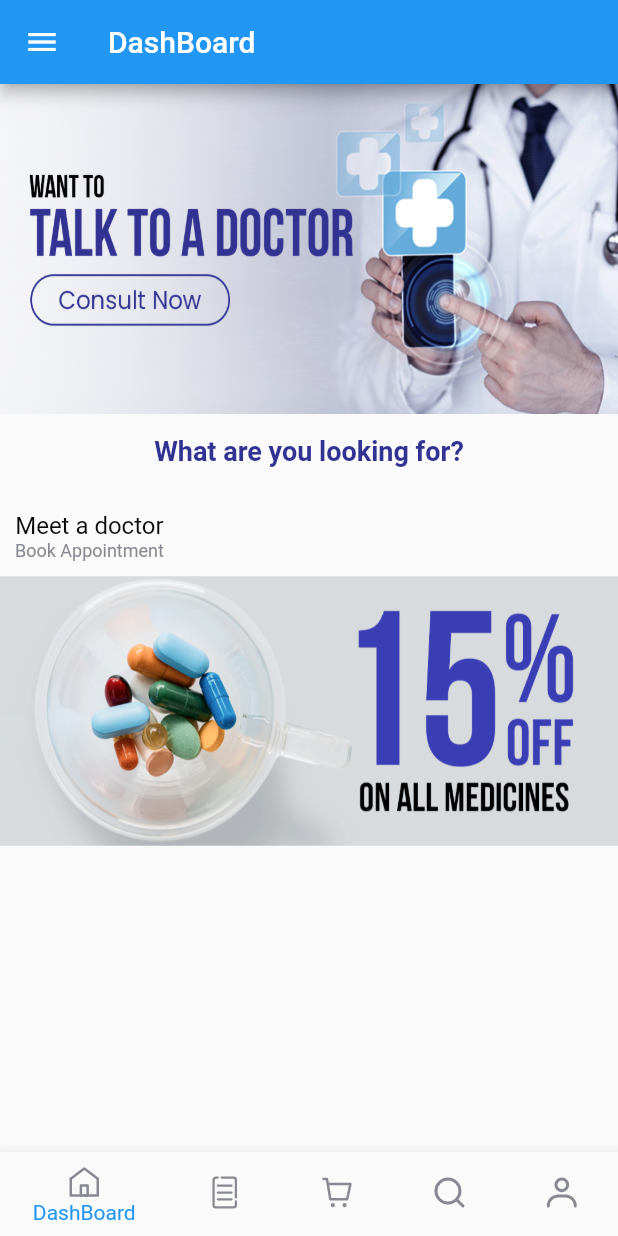
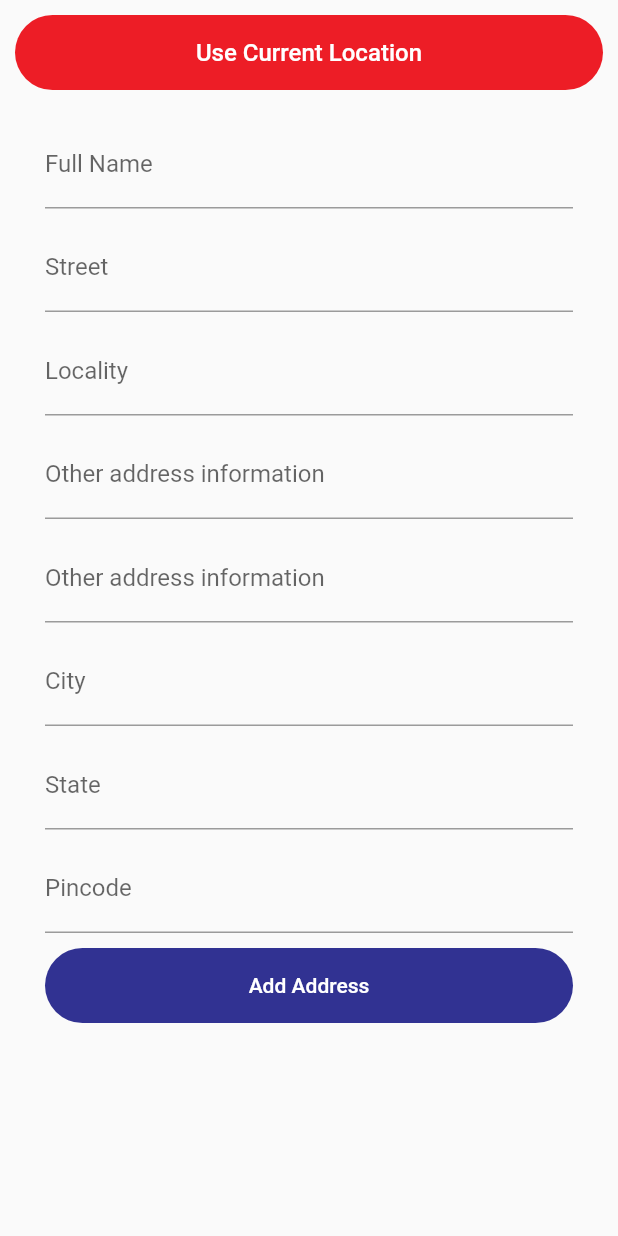
Before and after one commit to GauravPandey123/CityClinicUser, a Flutter app: the screen it shows after launch, on a phone screen of 412 x 824 dp. Run offline on Flutter 3.47's test engine with Material 2 defaults, Android fonts, the phone set to English and light mode, and no system bars; our stand-ins replace flutter_svg, geolocator; missing offline and left inert: dart:ffi.

Commit message:
add address screen done

```diff
--- a/lib/main.dart
+++ b/lib/main.dart
@@ -1,3 +1,4 @@
+import 'package:city_clinic_user/ui/screens/AddAdress.dart';
 import 'package:city_clinic_user/ui/screens/BottomTabsScreen.dart';
 import 'package:city_clinic_user/ui/screens/Dashboard.dart';
 import 'package:city_clinic_user/ui/screens/Login-Screen.dart';
@@ -5,8 +6,10 @@ import 'package:city_clinic_user/ui/screens/MainScreen.dart';
 import 'package:city_clinic_user/ui/screens/ProfileDetails.dart';
 import 'package:city_clinic_user/ui/screens/Signup.dart';
 import 'package:city_clinic_user/ui/screens/Splash.dart';
+import 'package:city_clinic_user/ui/screens/User_Profiles.dart';
 import 'package:city_clinic_user/widget/findandbook_item.dart';
 import 'package:city_clinic_user/widget/health_articles_item.dart';
+import 'package:city_clinic_user/widget/mycart_item.dart';
 import 'package:flutter/material.dart';
 
 void main() {
@@ -20,7 +23,7 @@ class MyApp extends StatelessWidget {
     return MaterialApp(
       debugShowCheckedModeBanner: false,
       title: 'Flutter Demo',
-      home: BottomTabsScreen()
+      home: AddAddress()
     );
   }
 }
--- /dev/null
+++ b/lib/ui/screens/AddAdress.dart
@@ -0,0 +1,196 @@
+import 'package:city_clinic_user/utils/appcolors.dart';
+import 'package:flutter/cupertino.dart';
+import 'package:flutter/material.dart';
+import 'package:geolocator/geolocator.dart';
+
+class AddAddress extends StatefulWidget {
+  @override
+  _AddAddressState createState() => _AddAddressState();
+}
+
+class _AddAddressState extends State<AddAddress> {
+  final Geolocator geolocator = Geolocator()..forceAndroidLocationManager;
+  Position _currentPosition;
+  String _currentAddress;
+  String streetAddress;
+  String locality;
+  String address;
+  String city;
+  String state;
+  String pincode;
+
+  final GlobalKey<FormState> _formKey = GlobalKey();
+  GlobalKey<ScaffoldState> _globalKey = GlobalKey();
+
+  @override
+  Widget build(BuildContext context) {
+    return Scaffold(
+        body: SafeArea(
+      child: SingleChildScrollView(
+          child: Container(
+            padding: EdgeInsets.all(10.0),
+          child: Column(
+            children: <Widget>[
+              FlatButton(
+                height: 50,
+                minWidth: double.infinity,
+                shape: RoundedRectangleBorder(
+                    borderRadius: BorderRadius.circular(30)),
+                color: redColor,
+                child: Text(
+                  "Use Current Location",
+                  style: new TextStyle(fontSize: 16.0, color: Colors.white),
+                ),
+                onPressed: () {
+                  _getCurrentLocation();
+                },
+              ),
+              Column(
+                children: <Widget>[
+                  Form(
+                    key: _formKey,
+                    child: Container(
+                      margin: EdgeInsets.all(20),
+                      child: Column(
+                        crossAxisAlignment: CrossAxisAlignment.stretch,
+                        children: <Widget>[
+                          TextFormField(
+                            cursorColor: Colors.black,
+                            keyboardType: TextInputType.text,
+                            decoration: InputDecoration(labelText: "Full Name"),
+                          ),
+                          SizedBox(
+                            height: 10,
+                          ),
+                          TextFormField(
+                            cursorColor: Colors.black,
+                            keyboardType: TextInputType.text,
+
+                            decoration: InputDecoration(labelText: "Street"),
+
+                          ),
+                          SizedBox(
+                            height: 10,
+                          ),
+                          TextFormField(
+                            cursorColor: Colors.black,
+                            keyboardType: TextInputType.text,
+                            decoration: InputDecoration(labelText: "Locality"),
+                          ),
+                          SizedBox(
+                            height: 10,
+                          ),
+                          TextFormField(
+                            cursorColor: Colors.black,
+                            keyboardType: TextInputType.text,
+                            decoration: InputDecoration(
+                              labelText: "Other address information",
+                            ),
+                          ),
+                          SizedBox(
+                            height: 10,
+                          ),
+                          TextFormField(
+                            cursorColor: Colors.black,
+                            keyboardType: TextInputType.text,
+                            decoration: InputDecoration(
+                              labelText: "Other address information",
+                            ),
+                          ),
+                          SizedBox(
+                            height: 10,
+                          ),
+                          TextFormField(
+                            cursorColor: Colors.black,
+                            keyboardType: TextInputType.text,
+                            decoration: InputDecoration(
+                              labelText: "City",
+                            ),
+                          ),
+                          SizedBox(
+                            height: 10,
+                          ),
+                          TextFormField(
+                            cursorColor: Colors.black,
+                            keyboardType: TextInputType.text,
+                            decoration: InputDecoration(
+                              labelText: "State",
+                            ),
+                          ),
+                          SizedBox(
+                            height: 10,
+                          ),
+                          TextFormField(
+                            cursorColor: Colors.black,
+                            keyboardType: TextInputType.text,
+                            decoration: InputDecoration(
+                              labelText: "Pincode",
+                            ),
+                          ),
+                          SizedBox(
+                            height: 10,
+                          ),
+                          FlatButton(
+                            height: 50,
+                            minWidth: double.infinity,
+                            shape: RoundedRectangleBorder(
+                                borderRadius: BorderRadius.circular(30)),
+                            color: blueTextColor,
+                            onPressed: () {},
+                            child: Text(
+                              "Add Address",
+                              style: TextStyle(color: Colors.white),
+                            ),
+                          ),
+                        ],
+                      ),
+                    ),
+                  )
+                ],
+              )
+            ],
+          ),
+        ),
+      ),
+    ));
+  }
+
+  void _getCurrentLocation() {
+    final Geolocator geolocator = Geolocator()..forceAndroidLocationManager;
+
+    geolocator
+        .getCurrentPosition(desiredAccuracy: LocationAccuracy.best)
+        .then((Position position) {
+      setState(() {
+        _currentPosition = position;
+        _getAddressFromLatLng();
+      });
+    }).catchError((e) {
+      print(e);
+    });
+  }
+
+  Future<void> _getAddressFromLatLng() async {
+    try {
+      List<Placemark> p = await geolocator.placemarkFromCoordinates(
+          _currentPosition.latitude, _currentPosition.longitude);
+
+      Placemark place = p[0];
+
+      setState(() {
+        _currentAddress =
+            streetAddress = place.locality.toString();
+        "${place.locality}, ${place.postalCode}, ${place.country}";
+      });
+    } catch (e) {
+      print(e);
+    }
+  }
+  }
+
+
+
+
+// void _getCurrentLocation() {
+
+// }
--- a/lib/ui/screens/BottomTabsScreen.dart
+++ b/lib/ui/screens/BottomTabsScreen.dart
@@ -9,6 +9,8 @@ import 'package:city_clinic_user/widget/maindrawer.dart';
 import 'package:flutter/cupertino.dart';
 import 'package:flutter/material.dart';
 import 'package:flutter_svg/flutter_svg.dart';
+
+import 'User_Profiles.dart';
 
 class BottomTabsScreen extends StatefulWidget {
   _BottomTabsScreen createState() => _BottomTabsScreen();
@@ -30,16 +32,16 @@ class _BottomTabsScreen extends State<BottomTabsScreen> {
         'title': 'Orders',
       },
       {
+        'page': Cart(),
+        'title': 'Cart',
+      },
+      {
         'page': Search(),
         'title': 'Search',
       },
       {
-        'page': Cart(),
-        'title': 'Cart',
-      },
-      {
-        'page': Profile(),
-        'title': 'Cart',
+        'page': UserProfiles(),
+        'title': 'Profile',
       },
     ];
     super.initState();
--- a/lib/utils/AppImages.dart
+++ b/lib/utils/AppImages.dart
@@ -1,6 +1,6 @@
 const String splashLogo = "assets/images/splash_logo.svg";
 const String signupName = "assets/images/account.svg";
-const String produtImage = "assets/images/product_image.svg";
+const String produtImage = "assets/images/Product Image.svg";
 const String twitter = "assets/images/twitter.svg";
 const String calendraImage = "assets/images/calender.svg";
 const String iconsProfile = "assets/images/iconsprofile.svg";
@@ -11,3 +11,6 @@ const String orderImage = "assets/images/Order.svg";
 const String cartImage = "assets/images/Cart.svg";
 const String searchImage = "assets/images/Search.svg";
 const String profile1Image = "assets/images/Account.svg";
+const String editProfileImage = "assets/images/edit_profile_image.svg";
+const String forwardImage = "assets/images/arrow.svg";
+const String closeImage = "assets/images/close.svg";
--- a/lib/utils/appcolors.dart
+++ b/lib/utils/appcolors.dart
@@ -7,3 +7,5 @@ const whiteColor = const Color(0xFFFFFFFF);
 const redColor = const Color(0xFFED1D26);
 const blackTextColor = const Color(0xFF0B0B0C);
 const yellowTextColor = const Color(0xFFF79E1B);
+const dividerColor = const Color(0xFFD1D7D7);
+const normaltextColor = const Color(0xFF888992);
--- a/lib/widget/findandbook_item.dart
+++ b/lib/widget/findandbook_item.dart
@@ -16,7 +16,6 @@ class _FindandBookState extends State<FindandBookItem> {
     return Padding(
       padding: EdgeInsets.all(10.0),
       child: Container(
-        height: 400,
         width: MediaQuery.of(context).size.width,
         child: Card(
           shape:
--- a/lib/widget/myorders_item.dart
+++ b/lib/widget/myorders_item.dart
@@ -16,9 +16,7 @@ class _MyOrderItemState extends State<MyOrderItem> {
     return Padding(
       padding: EdgeInsets.all(10),
       child: SafeArea(
-
-
-          child: Container(
+        child: Container(
             padding: EdgeInsets.all(10),
             decoration: BoxDecoration(
                 border: Border.all(width: 1, color: blackOneColor),
--- a/pubspec.yaml
+++ b/pubspec.yaml
@@ -43,6 +43,8 @@ dependencies:
   shared_preferences: ^0.5.8
   firebase_dynamic_links: ^0.5.3
   share: ^0.6.4+5
+  geolocator: ^5.0.0
+
 
 
 dev_dependencies:
```
Also changed, not shown: lib/ui/screens/Cart.dart (+127 -5 lines), lib/ui/screens/User_Profiles.dart (added, +176 -0 lines), lib/widget/mycart_item.dart (added, +40 -0 lines), assets/images/Product Image.png (added), assets/images/Product Image.svg (added), assets/images/arrow.svg (added), assets/images/close.svg (added), assets/images/edit_profile_image.svg (added), assets/images/product_image1.svg (added), pubspec.lock, 2 other files.
